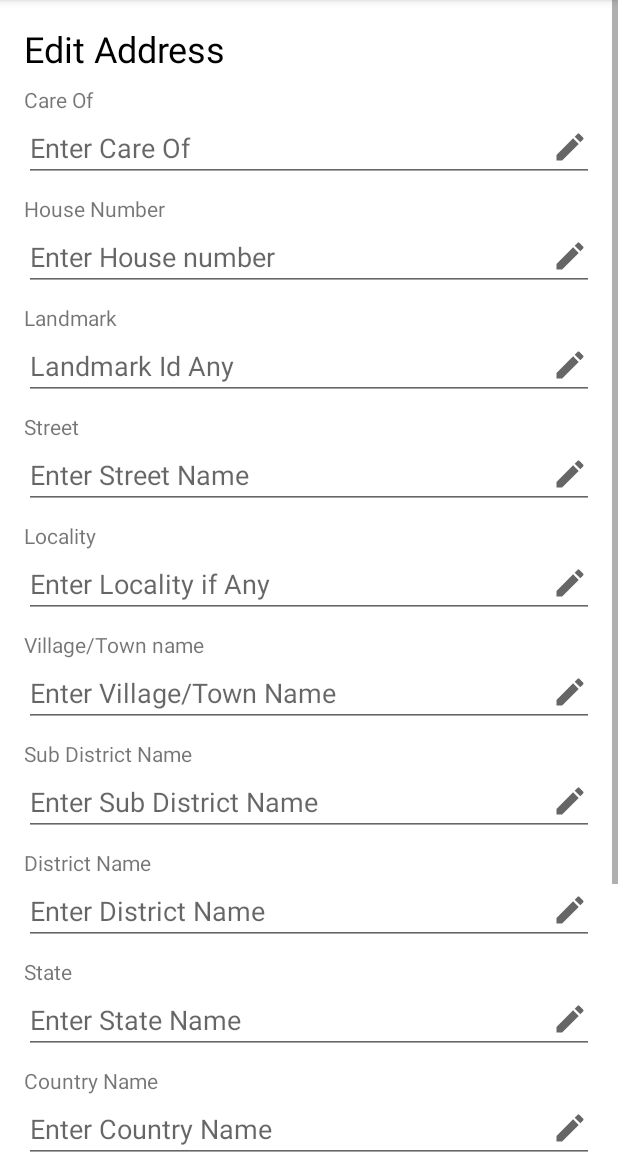
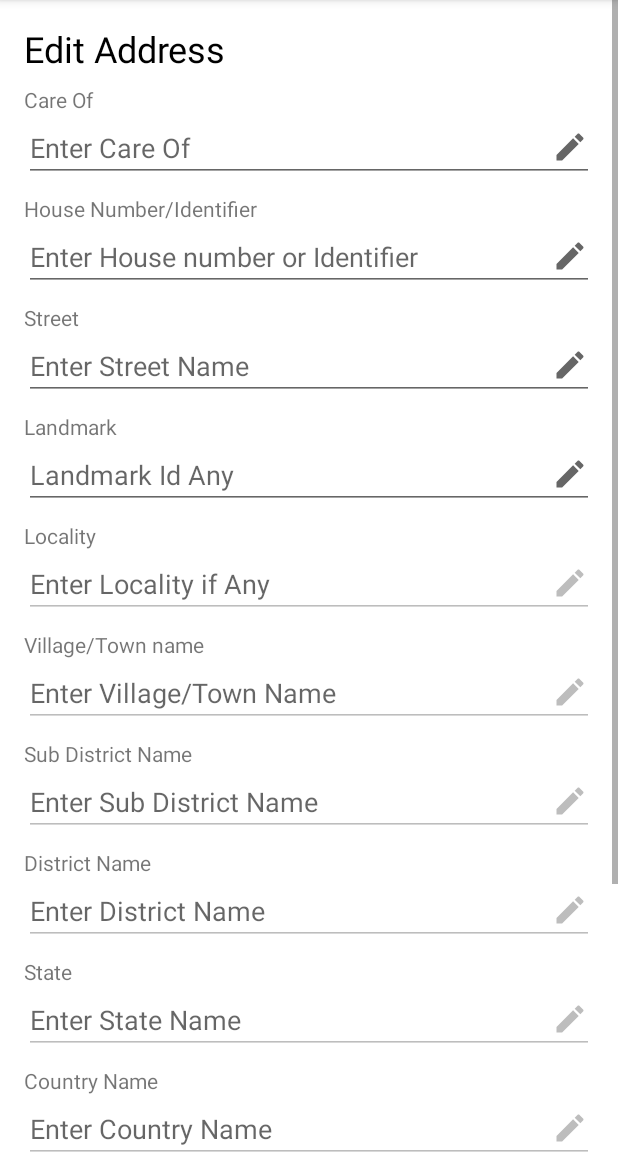
Before and after one commit to ETS-Android3/UIDAIAddressUpdate, an Android app: the EditAddress screen opened through its navigation route, on a phone screen of 412 x 824 dp, the part 84-1236 px from its top. Run offline under Robolectric (Android 15) with nearby library versions, the phone set to English and light mode, and no system bars; our stand-ins replace Room's generated code; 14 statements that could not run were skipped.

Commit message:
Corordinate working

```diff
--- a/app/src/main/AndroidManifest.xml
+++ b/app/src/main/AndroidManifest.xml
@@ -1,6 +1,7 @@
 <?xml version="1.0" encoding="utf-8"?>
 <manifest xmlns:android="http://schemas.android.com/apk/res/android"
     package="com.example.uidaiaddressupdate">
+    <uses-permission android:name="android.permission.ACCESS_FINE_LOCATION" />
 
     <application
         android:allowBackup="false"
--- /dev/null
+++ b/app/src/main/java/com/example/uidaiaddressupdate/Location/LocationInterface.java
@@ -0,0 +1,5 @@
+package com.example.uidaiaddressupdate.Location;
+
+public interface LocationInterface {
+    void updateLocation(Double longitude, Double lattitude);
+}
--- /dev/null
+++ b/app/src/main/java/com/example/uidaiaddressupdate/Location/MyLocationListener.java
@@ -0,0 +1,38 @@
+package com.example.uidaiaddressupdate.Location;
+
+import android.location.Location;
+import android.location.LocationListener;
+import android.os.Bundle;
+
+import androidx.annotation.NonNull;
+
+public class MyLocationListener implements LocationListener {
+
+    LocationInterface locationInterface;
+
+    public MyLocationListener(LocationInterface locationInterface) {
+        this.locationInterface = locationInterface;
+    }
+
+    @Override
+    public void onLocationChanged(@NonNull Location location) {
+        double longitude = location.getLongitude();
+        double latitude = location.getLatitude();
+        locationInterface.updateLocation(longitude,latitude);
+    }
+
+    @Override
+    public void onStatusChanged(String provider, int status, Bundle extras) {
+
+    }
+
+    @Override
+    public void onProviderEnabled(@NonNull String provider) {
+
+    }
+
+    @Override
+    public void onProviderDisabled(@NonNull String provider) {
+
+    }
+}
--- a/app/src/main/java/com/example/uidaiaddressupdate/requestaddress/AddressModel.java
+++ b/app/src/main/java/com/example/uidaiaddressupdate/requestaddress/AddressModel.java
@@ -15,7 +15,6 @@ public class AddressModel {
     private String po;
 
     public AddressModel(){
-
     }
 
     public AddressModel(String co, String house, String street, String lm, String loc, String vtc, String subdist, String dist, String state, String country, String pc, String po) {
@@ -128,4 +127,5 @@ public class AddressModel {
     public void setPo(String po) {
         this.po = po;
     }
+
 }
--- a/app/src/main/java/com/example/uidaiaddressupdate/requestaddress/EditAddress.java
+++ b/app/src/main/java/com/example/uidaiaddressupdate/requestaddress/EditAddress.java
@@ -2,53 +2,35 @@ package com.example.uidaiaddressupdate.requestaddress;
 
 import android.os.Bundle;
 
+import androidx.appcompat.widget.AppCompatButton;
 import androidx.fragment.app.Fragment;
 
 import android.view.LayoutInflater;
 import android.view.View;
 import android.view.ViewGroup;
+import android.widget.EditText;
+import android.widget.Toast;
 
+import com.example.uidaiaddressupdate.Constants;
+import com.example.uidaiaddressupdate.Location.LocationInterface;
+import com.example.uidaiaddressupdate.Location.MyLocationListener;
 import com.example.uidaiaddressupdate.R;
 import com.google.gson.Gson;
 
-/**
- * A simple {@link Fragment} subclass.
- * Use the {@link EditAddress#newInstance} factory method to
- * create an instance of this fragment.
- */
-public class EditAddress extends Fragment {
 
-    // TODO: Rename parameter arguments, choose names that match
-    // the fragment initialization parameters, e.g. ARG_ITEM_NUMBER
-    private static final String ARG_PARAM1 = "param1";
-    private static final String ARG_PARAM2 = "param2";
+public class EditAddress extends Fragment implements LocationInterface {
+
+
     private AddressModel landLordAddressModel;
-
-    // TODO: Rename and change types of parameters
-    private String mParam1;
-    private String mParam2;
+    private EditText co, house, street, landmark, locality, village_town, subdist, dist, state, country, pincode, postoffice;
+    private AppCompatButton save;
+    private Double longitude,lattitude;
 
     public EditAddress() {
         // Required empty public constructor
     }
 
-    /**
-     * Use this factory method to create a new instance of
-     * this fragment using the provided parameters.
-     *
-     * @param param1 Parameter 1.
-     * @param param2 Parameter 2.
-     * @return A new instance of fragment EditAddress.
-     */
-    // TODO: Rename and change types and number of parameters
-    public static EditAddress newInstance(String param1, String param2) {
-        EditAddress fragment = new EditAddress();
-        Bundle args = new Bundle();
-        args.putString(ARG_PARAM1, param1);
-        args.putString(ARG_PARAM2, param2);
-        fragment.setArguments(args);
-        return fragment;
-    }
+
 
     @Override
     public void onCreate(Bundle savedInstanceState) {
@@ -61,6 +43,66 @@ public class EditAddress extends Fragment {
     public View onCreateView(LayoutInflater inflater, ViewGroup container,
                              Bundle savedInstanceState) {
         // Inflate the layout for this fragment
-        return inflater.inflate(R.layout.fragment_edit_address, container, false);
+        View view = inflater.inflate(R.layout.fragment_edit_address, container, false);
+        String transactionID = getArguments().getString(Constants.KEY_TRANSACTION_ID);
+        MyLocationListener locationListener = new MyLocationListener(this);
+
+        co = (EditText) view.findViewById(R.id.addresss_co);
+        house = (EditText) view.findViewById(R.id.address_house);
+        street = (EditText) view.findViewById(R.id.address_street);
+        landmark = (EditText) view.findViewById(R.id.addresss_landmark);
+        locality = (EditText) view.findViewById(R.id.address_locality);
+        village_town = (EditText) view.findViewById(R.id.address_villege_or_town);
+        subdist = (EditText) view.findViewById(R.id.address_subdistrict);
+        dist = (EditText) view.findViewById(R.id.address_district);
+        state = (EditText) view.findViewById(R.id.address_state);
+        country = (EditText) view.findViewById(R.id.address_country);
+        pincode = (EditText) view.findViewById(R.id.address_pin_code);
+        postoffice = (EditText) view.findViewById(R.id.address_post_office);
+        save = (AppCompatButton)view.findViewById(R.id.address_save);
+
+        co.setText(landLordAddressModel.getCo());
+        house.setText(landLordAddressModel.getHouse());
+        street.setText(landLordAddressModel.getStreet());
+        landmark.setText(landLordAddressModel.getLm());
+        locality.setText(landLordAddressModel.getLoc());
+        village_town.setText(landLordAddressModel.getVtc());
+        subdist.setText(landLordAddressModel.getSubdist());
+        dist.setText(landLordAddressModel.getDist());
+        state.setText(landLordAddressModel.getState());
+        country.setText(landLordAddressModel.getCountry());
+        pincode.setText(landLordAddressModel.getPc());
+        postoffice.setText(landLordAddressModel.getPo());
+
+
+        AddressModel updatedAddress = new AddressModel();
+
+        save.setOnClickListener(new View.OnClickListener() {
+            @Override
+            public void onClick(View v) {
+                updatedAddress.setCo(co.getText().toString());
+                updatedAddress.setHouse(house.getText().toString());
+                updatedAddress.setStreet(street.getText().toString());
+                updatedAddress.setLm(landmark.getText().toString());
+                updatedAddress.setLoc(locality.getText().toString());
+                updatedAddress.setVtc(village_town.getText().toString());
+                updatedAddress.setSubdist(subdist.getText().toString());
+                updatedAddress.setDist(dist.getText().toString());
+                updatedAddress.setState(state.getText().toString());
+                updatedAddress.setCountry(country.getText().toString());
+                updatedAddress.setPc(pincode.getText().toString());
+                updatedAddress.setPo(postoffice.getText().toString());
+
+
+            }
+        });
+        return view;
+    }
+
+    @Override
+    public void updateLocation(Double longitude, Double lattitude) {
+        this.longitude = longitude;
+        this.lattitude = lattitude;
+        Toast.makeText(getContext(), "Coordinates are : (" + longitude + "," + lattitude + ")", Toast.LENGTH_SHORT).show();
     }
 }
--- a/app/src/main/java/com/example/uidaiaddressupdate/service/server/ServerApiService.java
+++ b/app/src/main/java/com/example/uidaiaddressupdate/service/server/ServerApiService.java
@@ -27,8 +27,7 @@ public class ServerApiService {
     }
 
     public static Call<GetEkycResponse> getEkyc(String transactionId){
-        GetEkycRequest getEkycRequest = new GetEkycRequest(transactionId);
-        return getApiInstance().getEkyc(getEkycRequest);
+        return getApiInstance().getEkyc(transactionId);
     }
 
     public static Call<Sendekycresponse> sendEkyc(String transactionId, String filename, String passcode,String ekyc){
--- a/app/src/main/java/com/example/uidaiaddressupdate/service/server/ServerEndpointInterface.java
+++ b/app/src/main/java/com/example/uidaiaddressupdate/service/server/ServerEndpointInterface.java
@@ -14,6 +14,7 @@ import retrofit2.http.Body;
 import retrofit2.http.GET;
 import retrofit2.http.Headers;
 import retrofit2.http.POST;
+import retrofit2.http.Query;
 
 public interface ServerEndpointInterface {
     @Headers({"Content-Type: application/json"})
@@ -30,6 +31,6 @@ public interface ServerEndpointInterface {
 
     @Headers({"Content-Type: application/json"})
     @GET("/getekyc")
-    Call<GetEkycResponse> getEkyc(@Body GetEkycRequest getEkycRequest);
+    Call<GetEkycResponse> getEkyc(@Query("txnID") String txnID);
 
 }
--- a/app/src/main/res/layout/fragment_edit_address.xml
+++ b/app/src/main/res/layout/fragment_edit_address.xml
@@ -26,6 +26,7 @@
             android:layout_marginTop="8dp"
             android:text="Care Of"/>
         <EditText
+            android:id="@+id/addresss_co"
             android:layout_width="match_parent"
             android:layout_height="wrap_content"
             android:hint="Enter Care Of"
@@ -35,11 +36,24 @@
             android:layout_width="match_parent"
             android:layout_height="wrap_content"
             android:layout_marginTop="8dp"
-            android:text="House Number"/>
+            android:text="House Number/Identifier"/>
         <EditText
+            android:id="@+id/address_house"
             android:layout_width="match_parent"
             android:layout_height="wrap_content"
-            android:hint="Enter House number"
+            android:hint="Enter House number or Identifier"
+            android:drawableEnd="@drawable/ic_edit_24"/>
+
+        <TextView
+            android:layout_width="match_parent"
+            android:layout_height="wrap_content"
+            android:layout_marginTop="8dp"
+            android:text="Street"/>
+        <EditText
+            android:id="@+id/address_street"
+            android:layout_width="match_parent"
+            android:layout_height="wrap_content"
+            android:hint="Enter Street Name"
             android:drawableEnd="@drawable/ic_edit_24"/>
 
         <TextView
@@ -48,6 +62,7 @@
             android:layout_marginTop="8dp"
             android:text="Landmark"/>
         <EditText
+            android:id="@+id/addresss_landmark"
             android:layout_width="match_parent"
             android:layout_height="wrap_content"
             android:hint="Landmark Id Any"
@@ -57,21 +72,12 @@
             android:layout_width="match_parent"
             android:layout_height="wrap_content"
             android:layout_marginTop="8dp"
-            android:text="Street"/>
+            android:text="Locality"/>
         <EditText
+            android:id="@+id/address_locality"
             android:layout_width="match_parent"
             android:layout_height="wrap_content"
-            android:hint="Enter Street Name"
-            android:drawableEnd="@drawable/ic_edit_24"/>
-
-        <TextView
-            android:layout_width="match_parent"
-            android:layout_height="wrap_content"
-            android:layout_marginTop="8dp"
-            android:text="Locality"/>
-        <EditText
-            android:layout_width="match_parent"
-            android:layout_height="wrap_content"
+            android:enabled="false"
             android:hint="Enter Locality if Any"
             android:drawableEnd="@drawable/ic_edit_24"/>
 
@@ -81,8 +87,10 @@
             android:layout_marginTop="8dp"
             android:text="Village/Town name"/>
         <EditText
+            android:id="@+id/address_villege_or_town"
             android:layout_width="match_parent"
             android:layout_height="wrap_content"
+            android:enabled="false"
             android:hint="Enter Village/Town Name"
             android:drawableEnd="@drawable/ic_edit_24"/>
 
@@ -93,8 +101,10 @@
             android:layout_marginTop="8dp"
             android:text="Sub District Name"/>
         <EditText
+            android:id="@+id/address_subdistrict"
             android:layout_width="match_parent"
             android:layout_height="wrap_content"
+            android:enabled="false"
             android:hint="Enter Sub District Name"
             android:drawableEnd="@drawable/ic_edit_24"/>
 
@@ -104,8 +114,10 @@
             android:layout_marginTop="8dp"
             android:text="District Name"/>
         <EditText
+            android:id="@+id/address_district"
             android:layout_width="match_parent"
             android:layout_height="wrap_content"
+            android:enabled="false"
             android:hint="Enter District Name"
             android:drawableEnd="@drawable/ic_edit_24"/>
 
@@ -115,8 +127,10 @@
             android:layout_marginTop="8dp"
             android:text="State"/>
         <EditText
+            android:id="@+id/address_state"
             android:layout_width="match_parent"
             android:layout_height="wrap_content"
+            android:enabled="false"
             android:hint="Enter State Name"
             android:drawableEnd="@drawable/ic_edit_24"/>
 
@@ -126,8 +140,10 @@
             android:layout_marginTop="8dp"
             android:text="Country Name"/>
         <EditText
+            android:id="@+id/address_country"
             android:layout_width="match_parent"
             android:layout_height="wrap_content"
+            android:enabled="false"
             android:hint="Enter Country Name"
             android:drawableEnd="@drawable/ic_edit_24"/>
 
@@ -137,8 +153,10 @@
             android:layout_marginTop="8dp"
             android:text="Pin Code"/>
         <EditText
+            android:id="@+id/address_pin_code"
             android:layout_width="match_parent"
             android:layout_height="wrap_content"
+            android:enabled="false"
             android:hint="Enter Pin Code"
             android:drawableEnd="@drawable/ic_edit_24"/>
 
@@ -148,13 +166,16 @@
             android:layout_marginTop="8dp"
             android:text="Post Office Name"/>
         <EditText
+            android:id="@+id/address_post_office"
             android:layout_width="match_parent"
             android:layout_height="wrap_content"
+            android:enabled="false"
             android:hint="Enter Post Office name if Any"
             android:drawableEnd="@drawable/ic_edit_24"/>
 
 
         <androidx.appcompat.widget.AppCompatButton
+            android:id="@+id/address_save"
             android:layout_width="match_parent"
             android:layout_height="wrap_content"
             android:textColor="@color/white"
```
Also changed, not shown: app/src/main/java/com/example/uidaiaddressupdate/LandingActivity.java (+58 -0 lines), app/src/main/java/com/example/uidaiaddressupdate/requestaddress/RequestDetails.java (+3 -5 lines).
